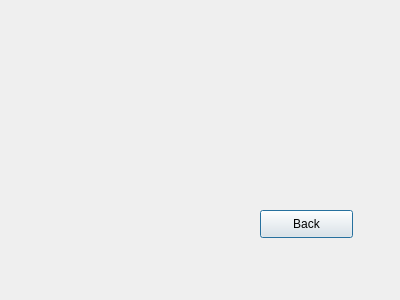
Above: src/dialogliststudents.ui from MarioFernandes73/FEUP_IART before the change. Below: the same form after it.
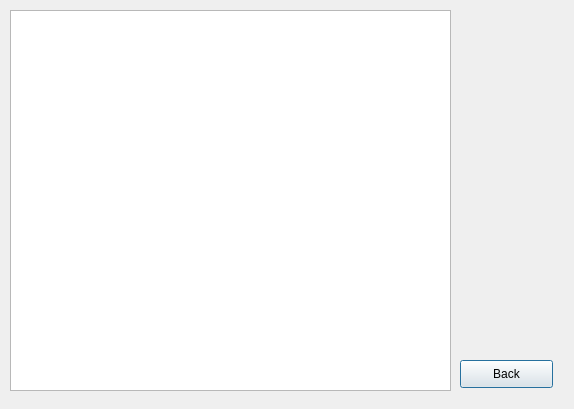
That is the form after the change.

The edit to the form file:
```diff
--- a/src/dialogliststudents.ui
+++ b/src/dialogliststudents.ui
@@ -6,8 +6,8 @@
    <rect>
     <x>0</x>
     <y>0</y>
-    <width>400</width>
-    <height>300</height>
+    <width>574</width>
+    <height>409</height>
    </rect>
   </property>
   <property name="windowTitle">
@@ -16,8 +16,8 @@
   <widget class="QPushButton" name="pushButton_5">
    <property name="geometry">
     <rect>
-     <x>260</x>
-     <y>210</y>
+     <x>460</x>
+     <y>360</y>
      <width>93</width>
      <height>28</height>
     </rect>
@@ -26,6 +26,16 @@
     <string>Back</string>
    </property>
   </widget>
+  <widget class="QListWidget" name="listWidget">
+   <property name="geometry">
+    <rect>
+     <x>10</x>
+     <y>10</y>
+     <width>441</width>
+     <height>381</height>
+    </rect>
+   </property>
+  </widget>
  </widget>
  <resources/>
  <connections>
```
